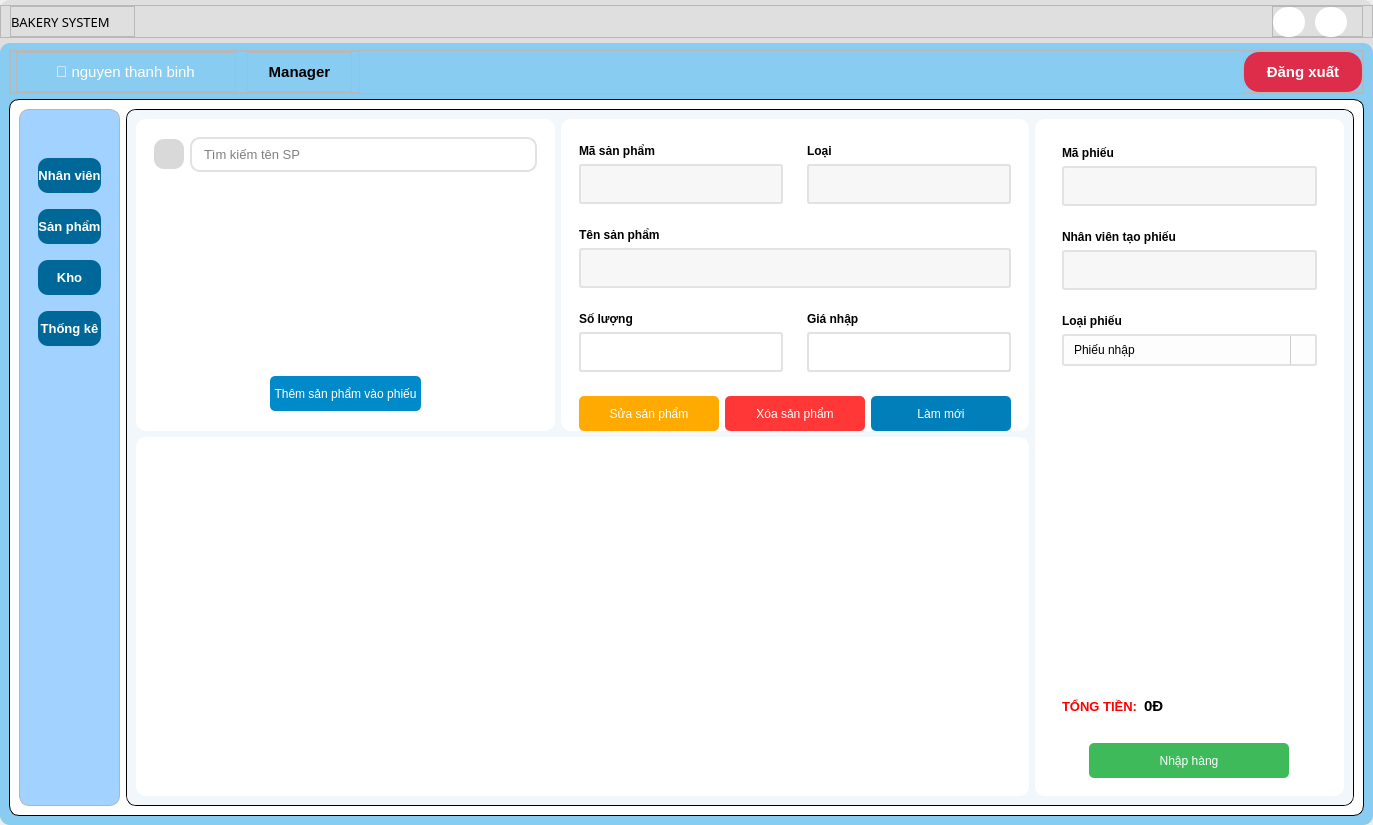
Above: UI/forms/manager/manager_main_screen.ui from yuukun123/bakery-management-system before the change. Below: the same form after it.
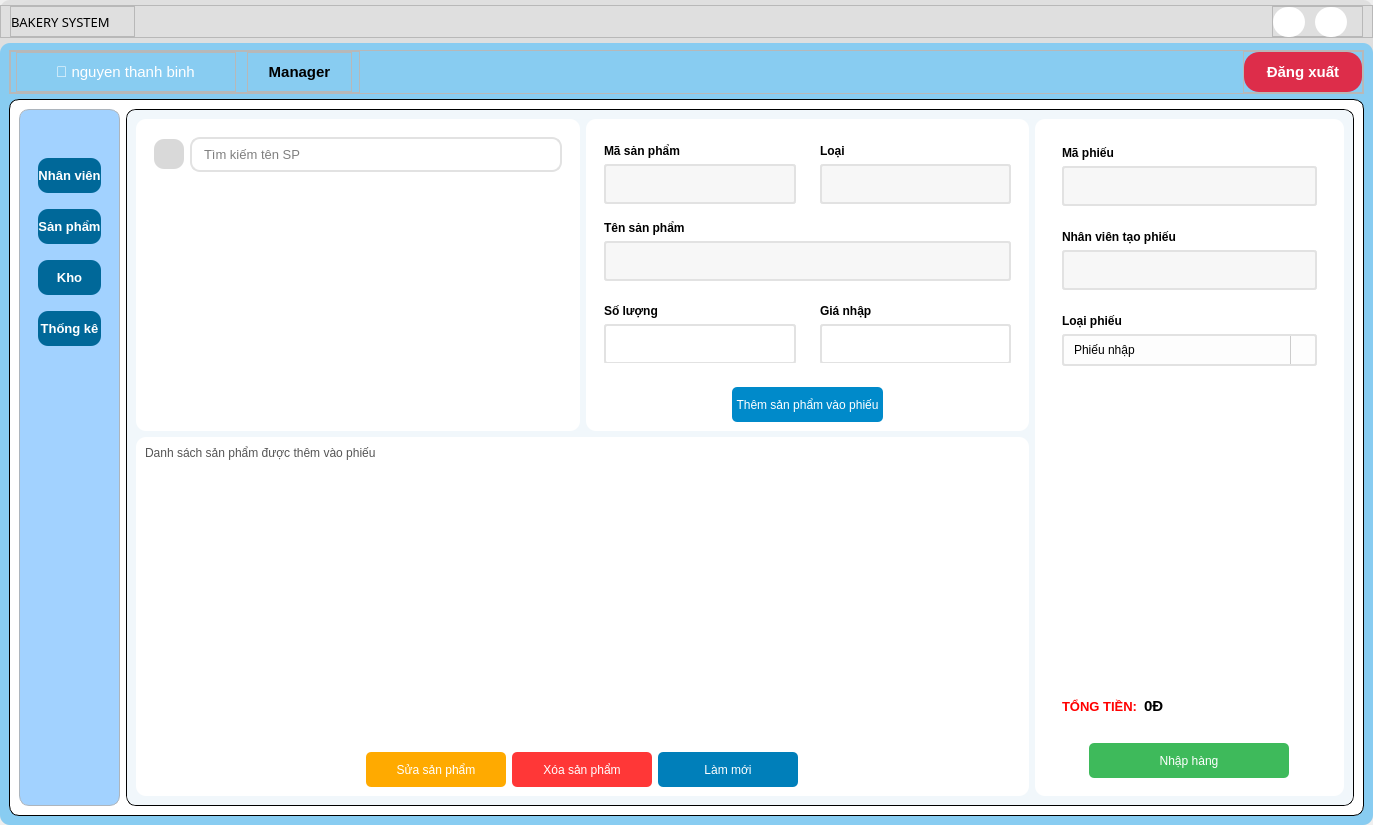
That is the form after the change. The open tabs and pages were chosen to show the change. Icons and pictures are not drawn.

Diff of the .ui file:
```diff
--- a/UI/forms/manager/manager_main_screen.ui
+++ b/UI/forms/manager/manager_main_screen.ui
@@ -3141,53 +3141,6 @@
                             </property>
                            </widget>
                           </item>
-                          <item>
-                           <widget class="QFrame" name="frame_48">
-                            <property name="frameShape">
-                             <enum>QFrame::StyledPanel</enum>
-                            </property>
-                            <property name="frameShadow">
-                             <enum>QFrame::Raised</enum>
-                            </property>
-                            <layout class="QHBoxLayout" name="horizontalLayout_35">
-                             <property name="topMargin">
-                              <number>20</number>
-                             </property>
-                             <property name="bottomMargin">
-                              <number>20</number>
-                             </property>
-                             <item>
-                              <widget class="QToolButton" name="add_product_import">
-                               <property name="minimumSize">
-                                <size>
-                                 <width>0</width>
-                                 <height>35</height>
-                                </size>
-                               </property>
-                               <property name="cursor">
-                                <cursorShape>PointingHandCursor</cursorShape>
-                               </property>
-                               <property name="styleSheet">
-                                <string notr="true">#add_product_import{
-	background-color: rgb(0, 138, 202);
-	color: rgb(255, 255, 255);
-	font: 15px &quot;Segoe UI&quot;;
-	border-radius:5px;
-}
-#add_product_import::hover{
-	
-	
-	background-color: rgb(0, 85, 127);
-}</string>
-                               </property>
-                               <property name="text">
-                                <string>Thêm sản phẩm vào phiếu</string>
-                               </property>
-                              </widget>
-                             </item>
-                            </layout>
-                           </widget>
-                          </item>
                          </layout>
                         </widget>
                        </item>
@@ -3561,6 +3514,158 @@
                             </layout>
                            </widget>
                           </item>
+                          <item>
+                           <widget class="QFrame" name="frame_65">
+                            <property name="frameShape">
+                             <enum>QFrame::StyledPanel</enum>
+                            </property>
+                            <property name="frameShadow">
+                             <enum>QFrame::Raised</enum>
+                            </property>
+                            <layout class="QHBoxLayout" name="horizontalLayout_36">
+                             <item>
+                              <widget class="QToolButton" name="add_product_import">
+                               <property name="minimumSize">
+                                <size>
+                                 <width>0</width>
+                                 <height>35</height>
+                                </size>
+                               </property>
+                               <property name="cursor">
+                                <cursorShape>PointingHandCursor</cursorShape>
+                               </property>
+                               <property name="styleSheet">
+                                <string notr="true">#add_product_import{
+	background-color: rgb(0, 138, 202);
+	color: rgb(255, 255, 255);
+	font: 15px &quot;Segoe UI&quot;;
+	border-radius:5px;
+}
+#add_product_import::hover{
+	
+	
+	background-color: rgb(0, 85, 127);
+}</string>
+                               </property>
+                               <property name="text">
+                                <string>Thêm sản phẩm vào phiếu</string>
+                               </property>
+                              </widget>
+                             </item>
+                            </layout>
+                           </widget>
+                          </item>
+                         </layout>
+                        </widget>
+                       </item>
+                      </layout>
+                     </widget>
+                    </item>
+                    <item>
+                     <widget class="QFrame" name="frame_36">
+                      <property name="sizePolicy">
+                       <sizepolicy hsizetype="Expanding" vsizetype="Preferred">
+                        <horstretch>0</horstretch>
+                        <verstretch>0</verstretch>
+                       </sizepolicy>
+                      </property>
+                      <property name="minimumSize">
+                       <size>
+                        <width>0</width>
+                        <height>359</height>
+                       </size>
+                      </property>
+                      <property name="styleSheet">
+                       <string notr="true">background-color: rgb(255, 255, 255);</string>
+                      </property>
+                      <property name="frameShape">
+                       <enum>QFrame::StyledPanel</enum>
+                      </property>
+                      <property name="frameShadow">
+                       <enum>QFrame::Raised</enum>
+                      </property>
+                      <layout class="QVBoxLayout" name="verticalLayout_17">
+                       <item>
+                        <widget class="QLabel" name="label_13">
+                         <property name="styleSheet">
+                          <string notr="true">color: rgb(85, 85, 85);
+font: bold 16px &quot;Segoe UI&quot;;</string>
+                         </property>
+                         <property name="text">
+                          <string>Danh sách sản phẩm được thêm vào phiếu</string>
+                         </property>
+                        </widget>
+                       </item>
+                       <item>
+                        <widget class="QTableWidget" name="list_product_import">
+                         <property name="font">
+                          <font>
+                           <family>Segoe UI</family>
+                           <pointsize>-1</pointsize>
+                           <weight>50</weight>
+                           <italic>false</italic>
+                           <bold>false</bold>
+                          </font>
+                         </property>
+                         <property name="styleSheet">
+                          <string notr="true">QTableWidget {
+    font: 13px &quot;Segoe UI&quot;;
+	border:none;
+}
+
+QHeaderView::section {
+    background-color: #2980b9;
+    color: white;
+    padding: 6px;
+	border: 1px solid rgb(191, 191, 191);
+    font-weight: bold;
+}
+
+QTableWidget::item {
+    padding: 6px;
+    border: none;
+}
+
+QTableWidget::item:selected {
+    background-color: #cce5ff;
+	border: 1px solid #2980b9;
+    color: black;
+
+}
+
+
+QTableWidget QScrollBar:vertical {
+    background: #f0f0f0;
+    width: 10px;
+    margin: 0px 0px 0px 0px;
+    border: none;
+    border-radius: 5px;
+}
+
+QTableWidget QScrollBar::handle:vertical {
+    background: #7aa5d2;
+    min-height: 30px;
+    border-radius: 5px;
+}
+
+QTableWidget QScrollBar::handle:vertical:hover {
+    background: #5a92c4;
+}
+
+QTableWidget QScrollBar::add-line:vertical, 
+QTableWidget QScrollBar::sub-line:vertical {
+    background: none;
+    height: 0px;
+}
+
+QTableWidget QScrollBar::add-page:vertical, 
+QTableWidget QScrollBar::sub-page:vertical {
+    background: none;
+}
+</string>
+                         </property>
+                        </widget>
+                       </item>
                           <item alignment="Qt::AlignHCenter">
                            <widget class="QFrame" name="frame_40">
                             <property name="frameShape">
@@ -3687,106 +3792,6 @@
                       </layout>
                      </widget>
                     </item>
-                    <item>
-                     <widget class="QFrame" name="frame_36">
-                      <property name="sizePolicy">
-                       <sizepolicy hsizetype="Expanding" vsizetype="Preferred">
-                        <horstretch>0</horstretch>
-                        <verstretch>0</verstretch>
-                       </sizepolicy>
-                      </property>
-                      <property name="minimumSize">
-                       <size>
-                        <width>0</width>
-                        <height>359</height>
-                       </size>
-                      </property>
-                      <property name="styleSheet">
-                       <string notr="true">background-color: rgb(255, 255, 255);</string>
-                      </property>
-                      <property name="frameShape">
-                       <enum>QFrame::StyledPanel</enum>
-                      </property>
-                      <property name="frameShadow">
-                       <enum>QFrame::Raised</enum>
-                      </property>
-                      <layout class="QHBoxLayout" name="horizontalLayout_36">
-                       <item>
-                        <widget class="QTableWidget" name="list_product_import">
-                         <property name="font">
-                          <font>
-                           <family>Segoe UI</family>
-                           <pointsize>-1</pointsize>
-                           <weight>50</weight>
-                           <italic>false</italic>
-                           <bold>false</bold>
-                          </font>
-                         </property>
-                         <property name="styleSheet">
-                          <string notr="true">QTableWidget {
-    font: 13px &quot;Segoe UI&quot;;
-	border:none;
-}
-
-QHeaderView::section {
-    background-color: #2980b9;
-    color: white;
-    padding: 6px;
-	border: 1px solid rgb(191, 191, 191);
-    font-weight: bold;
-}
-
-QTableWidget::item {
-    padding: 6px;
-    border: none;
-}
-
-QTableWidget::item:selected {
-    background-color: #cce5ff;
-	border: 1px solid #2980b9;
-    color: black;
-
-}
-
-
-QTableWidget QScrollBar:vertical {
-    background: #f0f0f0;
-    width: 10px;
-    margin: 0px 0px 0px 0px;
-    border: none;
-    border-radius: 5px;
-}
-
-QTableWidget QScrollBar::handle:vertical {
-    background: #7aa5d2;
-    min-height: 30px;
-    border-radius: 5px;
-}
-
-QTableWidget QScrollBar::handle:vertical:hover {
-    background: #5a92c4;
-}
-
-QTableWidget QScrollBar::add-line:vertical, 
-QTableWidget QScrollBar::sub-line:vertical {
-    background: none;
-    height: 0px;
-}
-
-QTableWidget QScrollBar::add-page:vertical, 
-QTableWidget QScrollBar::sub-page:vertical {
-    background: none;
-}
-</string>
-                         </property>
-                        </widget>
-                       </item>
-                      </layout>
-                     </widget>
-                    </item>
-                   </layout>
-                  </widget>
-                 </item>
                  <item alignment="Qt::AlignRight">
                   <widget class="QFrame" name="frame_34">
                    <property name="minimumSize">
```
Left out of the diff: 8 changed lines with no effect on the pictures. Lines whose indentation alone changed are shown as unchanged.
